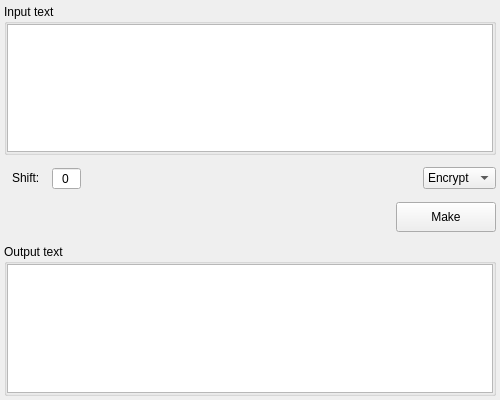
The window that src/gui/symmetric/caesar/caesar.ui (vasilypht/crypto-methods) describes before a commit, drawn with Qt 5.
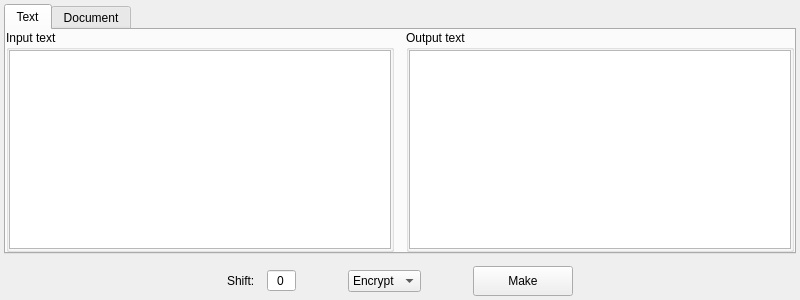
The same window after the commit.

```diff
--- a/src/gui/symmetric/caesar/caesar.ui
+++ b/src/gui/symmetric/caesar/caesar.ui
@@ -6,10 +6,16 @@
    <rect>
     <x>0</x>
     <y>0</y>
-    <width>500</width>
-    <height>400</height>
+    <width>800</width>
+    <height>300</height>
    </rect>
   </property>
+  <property name="maximumSize">
+   <size>
+    <width>800</width>
+    <height>300</height>
+   </size>
+  </property>
   <property name="windowTitle">
    <string>Form</string>
   </property>
@@ -30,7 +36,44 @@
     <number>4</number>
    </property>
    <item>
+    <widget class="QTabWidget" name="tab_widget">
+     <property name="maximumSize">
+      <size>
+       <width>16777215</width>
+       <height>16777215</height>
+      </size>
+     </property>
+     <property name="currentIndex">
+      <number>0</number>
+     </property>
+     <widget class="QWidget" name="tab_text">
+      <attribute name="title">
+       <string>Text</string>
+      </attribute>
+      <layout class="QHBoxLayout" name="horizontalLayout">
+       <property name="spacing">
+        <number>12</number>
+       </property>
+       <property name="leftMargin">
+        <number>0</number>
+       </property>
+       <property name="topMargin">
+        <number>0</number>
+       </property>
+       <property name="rightMargin">
+        <number>0</number>
+       </property>
+       <property name="bottomMargin">
+        <number>0</number>
+       </property>
+       <item>
     <widget class="QGroupBox" name="group_box_input">
+         <property name="sizePolicy">
+          <sizepolicy hsizetype="Preferred" vsizetype="Preferred">
+           <horstretch>0</horstretch>
+           <verstretch>0</verstretch>
+          </sizepolicy>
+         </property>
      <property name="title">
       <string>Input text</string>
      </property>
@@ -57,16 +100,66 @@
     </widget>
    </item>
    <item>
+        <widget class="QGroupBox" name="group_box_output">
+         <property name="sizePolicy">
+          <sizepolicy hsizetype="Preferred" vsizetype="Preferred">
+           <horstretch>0</horstretch>
+           <verstretch>0</verstretch>
+          </sizepolicy>
+         </property>
+         <property name="title">
+          <string>Output text</string>
+         </property>
+         <layout class="QVBoxLayout" name="verticalLayout_14">
+          <property name="spacing">
+           <number>0</number>
+          </property>
+          <property name="leftMargin">
+           <number>0</number>
+          </property>
+          <property name="topMargin">
+           <number>0</number>
+          </property>
+          <property name="rightMargin">
+           <number>0</number>
+          </property>
+          <property name="bottomMargin">
+           <number>0</number>
+          </property>
+          <item>
+           <widget class="QTextEdit" name="text_edit_output">
+            <property name="readOnly">
+             <bool>true</bool>
+            </property>
+           </widget>
+          </item>
+         </layout>
+        </widget>
+       </item>
+      </layout>
+     </widget>
+     <widget class="QWidget" name="tab_document">
+      <attribute name="title">
+       <string>Document</string>
+      </attribute>
+     </widget>
+    </widget>
+   </item>
+   <item>
     <layout class="QHBoxLayout" name="horizontal_layout_1">
-     <property name="spacing">
-      <number>12</number>
-     </property>
-     <property name="leftMargin">
-      <number>8</number>
-     </property>
-     <property name="topMargin">
-      <number>0</number>
-     </property>
+     <item>
+      <spacer name="horizontal_spacer_1">
+       <property name="orientation">
+        <enum>Qt::Horizontal</enum>
+       </property>
+       <property name="sizeHint" stdset="0">
+        <size>
+         <width>40</width>
+         <height>20</height>
+        </size>
+       </property>
+      </spacer>
+     </item>
      <item>
       <widget class="QLabel" name="label_shift">
        <property name="sizePolicy">
@@ -97,10 +190,13 @@
       </widget>
      </item>
      <item>
-      <spacer name="horizontal_spacer_1">
+      <spacer name="horizontal_spacer_2">
        <property name="orientation">
         <enum>Qt::Horizontal</enum>
        </property>
+       <property name="sizeType">
+        <enum>QSizePolicy::Preferred</enum>
+       </property>
        <property name="sizeHint" stdset="0">
         <size>
          <width>40</width>
@@ -129,18 +225,14 @@
        </item>
       </widget>
      </item>
-    </layout>
-   </item>
    <item>
-    <layout class="QHBoxLayout" name="horizontal_layout_2">
-     <property name="spacing">
-      <number>0</number>
-     </property>
-     <item>
-      <spacer name="horizontal_spacer_2">
+      <spacer name="horizontal_spacer_3">
        <property name="orientation">
         <enum>Qt::Horizontal</enum>
        </property>
+       <property name="sizeType">
+        <enum>QSizePolicy::Preferred</enum>
+       </property>
        <property name="sizeHint" stdset="0">
         <size>
          <width>40</width>
@@ -168,38 +260,20 @@
        </property>
       </widget>
      </item>
-    </layout>
-   </item>
    <item>
-    <widget class="QGroupBox" name="group_box_output">
-     <property name="title">
-      <string>Output text</string>
-     </property>
-     <layout class="QVBoxLayout" name="verticalLayout_14">
-      <property name="spacing">
-       <number>0</number>
-      </property>
-      <property name="leftMargin">
-       <number>0</number>
-      </property>
-      <property name="topMargin">
-       <number>0</number>
-      </property>
-      <property name="rightMargin">
-       <number>0</number>
-      </property>
-      <property name="bottomMargin">
-       <number>0</number>
-      </property>
-      <item>
-       <widget class="QTextEdit" name="text_edit_output">
-        <property name="readOnly">
-         <bool>true</bool>
-        </property>
-       </widget>
-      </item>
-     </layout>
-    </widget>
+      <spacer name="horizontal_spacer_4">
+       <property name="orientation">
+        <enum>Qt::Horizontal</enum>
+       </property>
+       <property name="sizeHint" stdset="0">
+        <size>
+         <width>40</width>
+         <height>20</height>
+        </size>
+       </property>
+      </spacer>
+     </item>
+    </layout>
    </item>
   </layout>
  </widget>
```
Lines whose indentation alone changed are shown as unchanged.
